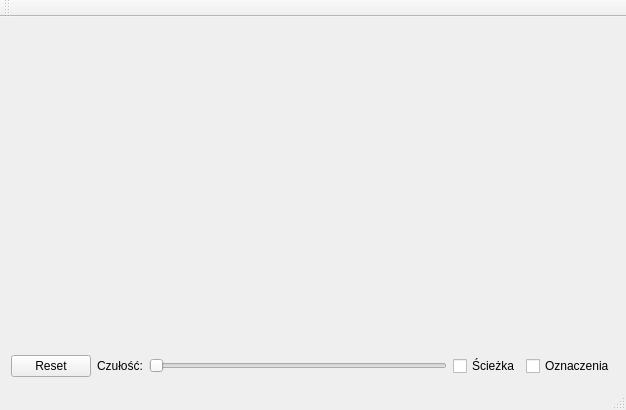
Above: DataVisualization/MainWindow.ui from highflyers/highflyers-data-visualization before the change. Below: the same form after it.
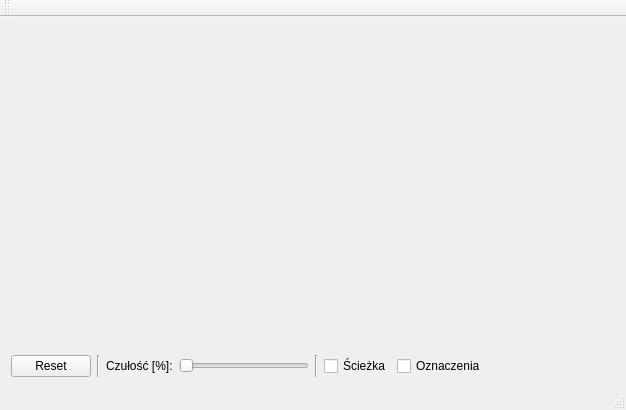
That is the form after the change. Custom widgets are drawn as their Qt base class.

Commit message: Added sensitivity setting

```diff
--- a/DataVisualization/MainWindow.ui
+++ b/DataVisualization/MainWindow.ui
@@ -25,19 +25,36 @@
        </widget>
       </item>
       <item>
-       <widget class="QLabel" name="label">
+       <widget class="Line" name="line">
+        <property name="orientation">
+         <enum>Qt::Vertical</enum>
+        </property>
+       </widget>
+      </item>
+      <item>
+       <widget class="QLabel" name="label_sensitivity">
         <property name="text">
-         <string>Czułość:</string>
+         <string>Czułość [%]:</string>
         </property>
        </widget>
       </item>
       <item>
        <widget class="QSlider" name="horizontalSlider">
+        <property name="maximum">
+         <number>100</number>
+        </property>
         <property name="orientation">
          <enum>Qt::Horizontal</enum>
         </property>
        </widget>
       </item>
+      <item>
+       <widget class="Line" name="line_2">
+        <property name="orientation">
+         <enum>Qt::Vertical</enum>
+        </property>
+       </widget>
+      </item>
       <item>
        <widget class="QCheckBox" name="checkBox">
         <property name="text">
@@ -52,6 +69,19 @@
         </property>
        </widget>
       </item>
+      <item>
+       <spacer name="horizontalSpacer">
+        <property name="orientation">
+         <enum>Qt::Horizontal</enum>
+        </property>
+        <property name="sizeHint" stdset="0">
+         <size>
+          <width>40</width>
+          <height>20</height>
+         </size>
+        </property>
+       </spacer>
+      </item>
      </layout>
     </item>
     <item row="0" column="1">
```
The commit also changes 8 other files.
